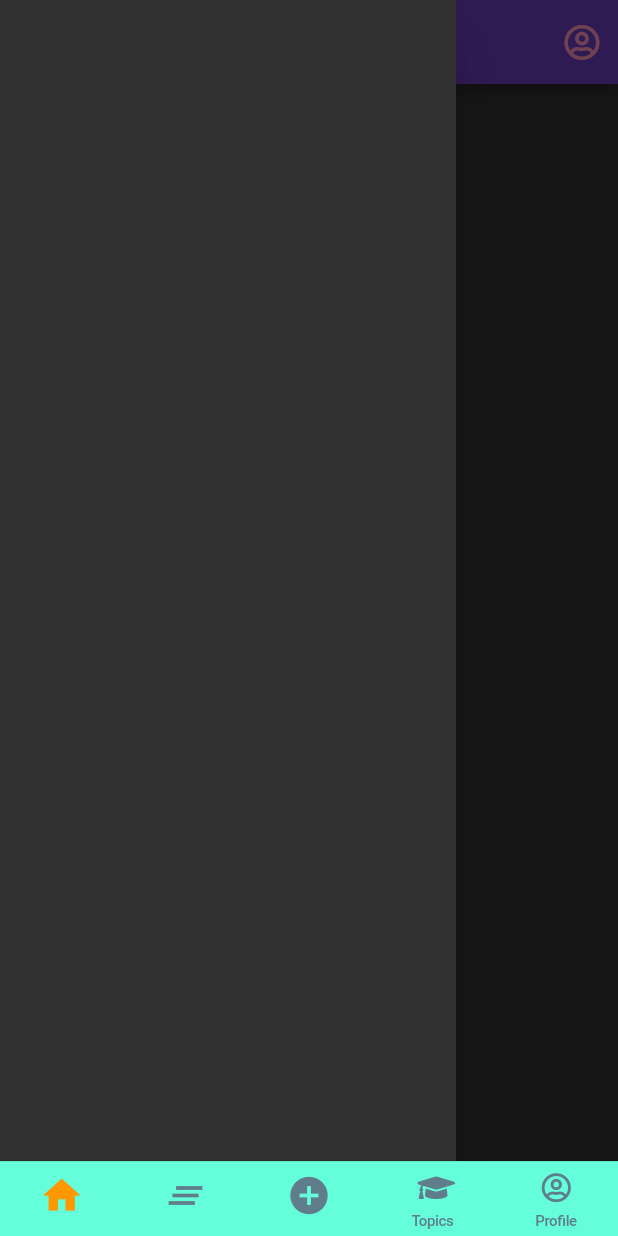
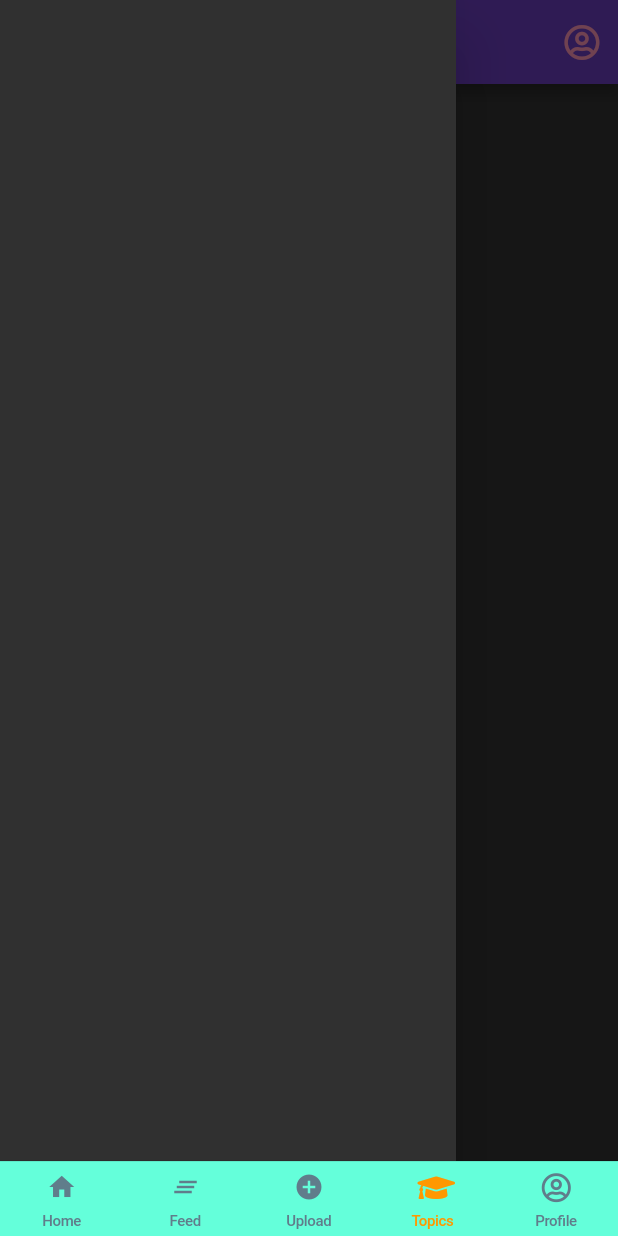
Before and after one commit to Thabisocn/School-Ecosystem-app, a Flutter app: the screen it shows after launch, item 4 of the bottom bar chosen, with the side drawer open, on a phone screen of 412 x 824 dp. Run offline on Flutter 3.47's test engine with Material 2 defaults, Android fonts, the light colour scheme and no system bars; our stand-ins replace cached_network_image, carousel_slider, cloud_firestore, firebase_analytics, firebase_auth, font_awesome_flutter and 2 more; missing offline and left inert: apple_sign_in; accounts and stored records are empty; Roboto replaces fonts that are missing (Nunito).

Commit message:
being safe commit

```diff
--- a/lib/screens/login.dart
+++ b/lib/screens/login.dart
@@ -90,7 +90,9 @@ class LoginScreenState extends State<LoginScreen> {
   }
 
   whenPageChanges(int pageIndex){
-    this.getPageIndex = pageIndex;
+    setState(() {
+      this.getPageIndex = pageIndex;
+    });
   }
 
   onTapChangePage(int pageIndex){
@@ -121,9 +123,9 @@ class LoginScreenState extends State<LoginScreen> {
         inactiveColor:  Colors.blueGrey ,
 
         items: [
-          BottomNavigationBarItem(icon: Icon(Icons.home)),
-          BottomNavigationBarItem(icon: Icon(Icons.clear_all)),
-          BottomNavigationBarItem(icon: Icon(Icons.add_circle)),
+          BottomNavigationBarItem(icon: Icon(Icons.home, size: 20), title: Text('Home')),
+          BottomNavigationBarItem(icon: Icon(Icons.clear_all, size: 20), title: Text('Feed')),
+          BottomNavigationBarItem(icon: Icon(Icons.add_circle, size: 20), title: Text('Upload')),
           BottomNavigationBarItem(icon: Icon(FontAwesomeIcons.graduationCap, size: 20), title: Text('Topics')),
           BottomNavigationBarItem(icon: Icon(FontAwesomeIcons.userCircle, size: 20),title: Text('Profile')),
         ],
--- a/lib/shared/loader.dart
+++ b/lib/shared/loader.dart
@@ -5,8 +5,8 @@ class Loader extends StatelessWidget {
   @override
   Widget build(BuildContext context) {
     return Container(
-      width: 250,
-      height: 250,
+      width: 100,
+      height: 100,
       child: CircularProgressIndicator(),
     );
   }
```
Also changed, not shown: lib/screens/Home.dart (+10 -4 lines), lib/screens/TimeLinePage.dart (+9 -1 lines), pubspec.yaml (+7 -0 lines), pubspec.lock, 1 other file.
